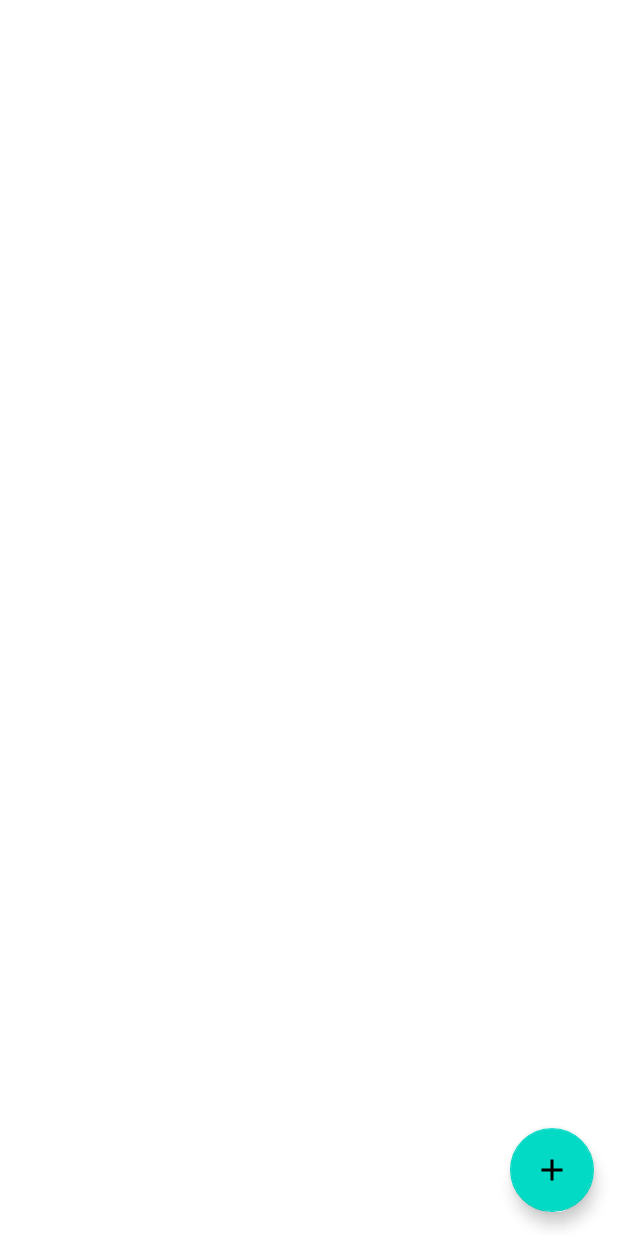
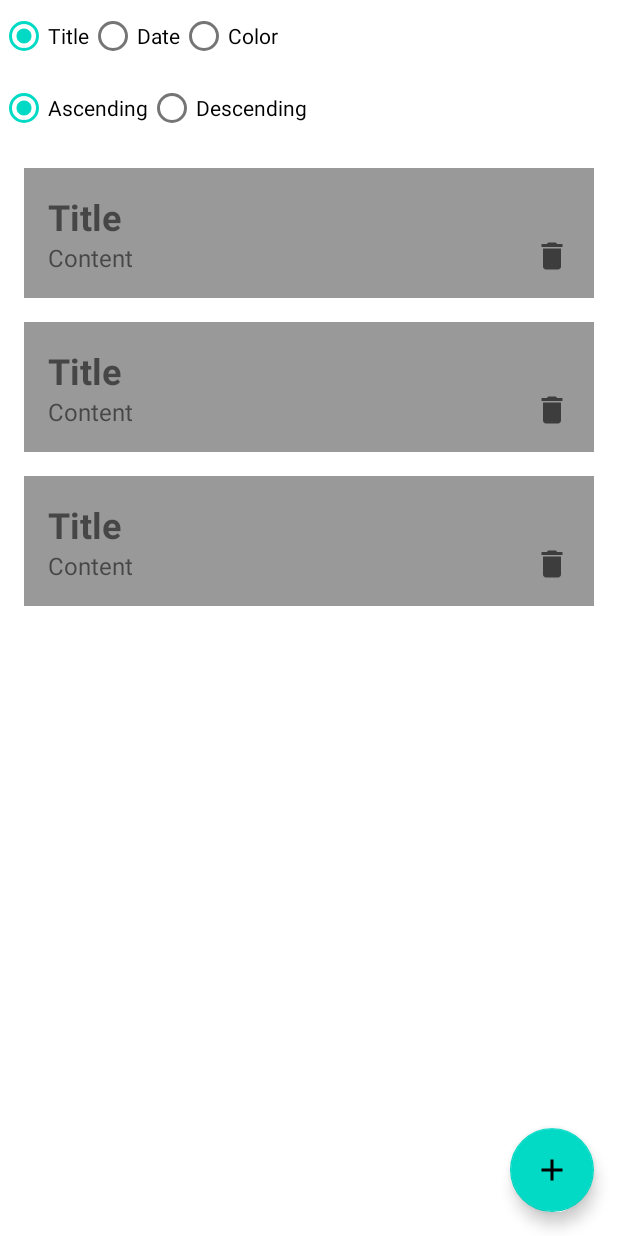
Before and after one commit to xon235/android-note-app, an Android app: the layout fragment_notes.xml on its own in the app's theme, with its tools: preview values and no code run, on a phone screen of 412 x 824 dp. Run offline under Robolectric (Android 15) with nearby library versions, the phone set to English and light mode, and no system bars.

Commit message:
Create Notes UI Elements

```diff
--- /dev/null
+++ b/app/src/main/java/com/survivalcoding/noteapp/presentation/notes/adapter/NoteDiffItemCallback.kt
@@ -0,0 +1,20 @@
+package com.survivalcoding.noteapp.presentation.notes.adapter
+
+import androidx.recyclerview.widget.DiffUtil
+import com.survivalcoding.noteapp.domain.model.Note
+
+object NoteDiffItemCallback: DiffUtil.ItemCallback<Note>() {
+    override fun areItemsTheSame(
+        oldItem: Note,
+        newItem: Note
+    ): Boolean {
+        return oldItem.id == newItem.id
+    }
+
+    override fun areContentsTheSame(
+        oldItem: Note,
+        newItem: Note
+    ): Boolean {
+        return oldItem == newItem
+    }
+}
--- /dev/null
+++ b/app/src/main/java/com/survivalcoding/noteapp/presentation/notes/adapter/NoteViewHolder.kt
@@ -0,0 +1,15 @@
+package com.survivalcoding.noteapp.presentation.notes.adapter
+
+import androidx.recyclerview.widget.RecyclerView
+import com.survivalcoding.noteapp.databinding.ItemNoteBinding
+import com.survivalcoding.noteapp.domain.model.Note
+
+class NoteViewHolder(private val binding: ItemNoteBinding): RecyclerView.ViewHolder(binding.root) {
+
+    fun bind(note: Note, onClick: (Note) -> Unit, onDelete: (Note) -> Unit) {
+        binding.titleTv.text = note.title
+        binding.contentTv.text = note.content
+        binding.root.setOnClickListener { onClick(note) }
+        binding.deleteIb.setOnClickListener { onDelete(note) }
+    }
+}
--- /dev/null
+++ b/app/src/main/java/com/survivalcoding/noteapp/presentation/notes/adapter/NotesAdapter.kt
@@ -0,0 +1,24 @@
+package com.survivalcoding.noteapp.presentation.notes.adapter
+
+import android.view.LayoutInflater
+import android.view.ViewGroup
+import androidx.recyclerview.widget.ListAdapter
+import com.survivalcoding.noteapp.databinding.ItemNoteBinding
+import com.survivalcoding.noteapp.domain.model.Note
+
+class NotesAdapter(private val onClick: (Note) -> Unit, private val onDelete: (Note) -> Unit) :
+    ListAdapter<Note, NoteViewHolder>(NoteDiffItemCallback) {
+    override fun onCreateViewHolder(parent: ViewGroup, viewType: Int): NoteViewHolder {
+        return NoteViewHolder(
+            ItemNoteBinding.inflate(
+                LayoutInflater.from(parent.context),
+                parent,
+                false
+            )
+        )
+    }
+
+    override fun onBindViewHolder(holder: NoteViewHolder, position: Int) {
+        holder.bind(getItem(position), onClick, onDelete)
+    }
+}
--- /dev/null
+++ b/app/src/main/res/drawable/ic_baseline_delete_24.xml
@@ -0,0 +1,10 @@
+<vector xmlns:android="http://schemas.android.com/apk/res/android"
+    android:width="24dp"
+    android:height="24dp"
+    android:viewportWidth="24"
+    android:viewportHeight="24"
+    android:tint="?attr/colorControlNormal">
+  <path
+      android:fillColor="@android:color/white"
+      android:pathData="M6,19c0,1.1 0.9,2 2,2h8c1.1,0 2,-0.9 2,-2V7H6v12zM19,4h-3.5l-1,-1h-5l-1,1H5v2h14V4z"/>
+</vector>
--- a/app/src/main/res/layout/fragment_notes.xml
+++ b/app/src/main/res/layout/fragment_notes.xml
@@ -4,7 +4,73 @@
     android:layout_width="match_parent"
     android:layout_height="match_parent"
     xmlns:app="http://schemas.android.com/apk/res-auto"
-    tools:context=".presentation.MainActivity">
+    tools:context=".presentation.notes.NotesFragment">
+
+    <LinearLayout
+        android:id="@+id/sortLl"
+        android:layout_width="0dp"
+        android:layout_height="wrap_content"
+        android:orientation="vertical"
+        app:layout_constraintTop_toTopOf="parent"
+        app:layout_constraintStart_toStartOf="parent"
+        app:layout_constraintEnd_toEndOf="parent">
+        <RadioGroup
+            android:id="@+id/orderByRg"
+            android:layout_width="match_parent"
+            android:layout_height="wrap_content"
+            android:orientation="horizontal"
+            app:layout_constraintTop_toTopOf="parent"
+            app:layout_constraintStart_toStartOf="parent"
+            app:layout_constraintEnd_toEndOf="parent">
+            <RadioButton
+                android:id="@+id/orderByTitleRb"
+                android:layout_width="wrap_content"
+                android:layout_height="wrap_content"
+                android:checked="true"
+                android:text="Title" />
+            <RadioButton
+                android:id="@+id/orderByDateRb"
+                android:layout_width="wrap_content"
+                android:layout_height="wrap_content"
+                android:text="Date" />
+            <RadioButton
+                android:id="@+id/orderByColorRb"
+                android:layout_width="wrap_content"
+                android:layout_height="wrap_content"
+                android:text="Color" />
+        </RadioGroup>
+        <RadioGroup
+            android:id="@+id/isAscRg"
+            android:layout_width="match_parent"
+            android:layout_height="wrap_content"
+            android:orientation="horizontal"
+            app:layout_constraintTop_toTopOf="parent"
+            app:layout_constraintStart_toStartOf="parent"
+            app:layout_constraintEnd_toEndOf="parent">
+            <RadioButton
+                android:id="@+id/isAscTrueRb"
+                android:layout_width="wrap_content"
+                android:layout_height="wrap_content"
+                android:checked="true"
+                android:text="Ascending" />
+            <RadioButton
+                android:id="@+id/isAscFalseRb"
+                android:layout_width="wrap_content"
+                android:layout_height="wrap_content"
+                android:text="Descending" />
+        </RadioGroup>
+    </LinearLayout>
+
+    <androidx.recyclerview.widget.RecyclerView
+        android:id="@+id/notesRv"
+        android:layout_width="0dp"
+        android:layout_height="0dp"
+        app:layout_constraintTop_toBottomOf="@id/sortLl"
+        app:layout_constraintBottom_toBottomOf="parent"
+        app:layout_constraintStart_toStartOf="parent"
+        app:layout_constraintEnd_toEndOf="parent"
+        app:layoutManager="androidx.recyclerview.widget.LinearLayoutManager"
+        tools:listitem="@layout/item_note"/>
 
     <com.google.android.material.floatingactionbutton.FloatingActionButton
         android:id="@+id/addFab"
--- /dev/null
+++ b/app/src/main/res/layout/item_note.xml
@@ -0,0 +1,40 @@
+<?xml version="1.0" encoding="utf-8"?>
+<androidx.constraintlayout.widget.ConstraintLayout xmlns:android="http://schemas.android.com/apk/res/android"
+    android:layout_width="match_parent"
+    android:layout_height="wrap_content"
+    xmlns:app="http://schemas.android.com/apk/res-auto"
+    xmlns:tools="http://schemas.android.com/tools"
+    android:padding="16dp"
+    android:layout_marginTop="16dp"
+    android:layout_marginStart="16dp"
+    android:layout_marginEnd="16dp"
+    android:background="#999999">
+
+    <TextView
+        android:id="@+id/titleTv"
+        android:layout_width="wrap_content"
+        android:layout_height="wrap_content"
+        app:layout_constraintTop_toTopOf="parent"
+        app:layout_constraintStart_toStartOf="parent"
+        android:textSize="24sp"
+        android:textStyle="bold"
+        tools:text="Title"/>
+
+    <TextView
+        android:id="@+id/contentTv"
+        android:layout_width="wrap_content"
+        android:layout_height="wrap_content"
+        app:layout_constraintTop_toBottomOf="@id/titleTv"
+        app:layout_constraintStart_toStartOf="parent"
+        android:textSize="16sp"
+        tools:text="Content"/>
+
+    <ImageView
+        android:id="@+id/deleteIb"
+        android:layout_width="wrap_content"
+        android:layout_height="wrap_content"
+        app:layout_constraintBottom_toBottomOf="parent"
+        app:layout_constraintEnd_toEndOf="parent"
+        android:src="@drawable/ic_baseline_delete_24" />
+
+</androidx.constraintlayout.widget.ConstraintLayout>
```
